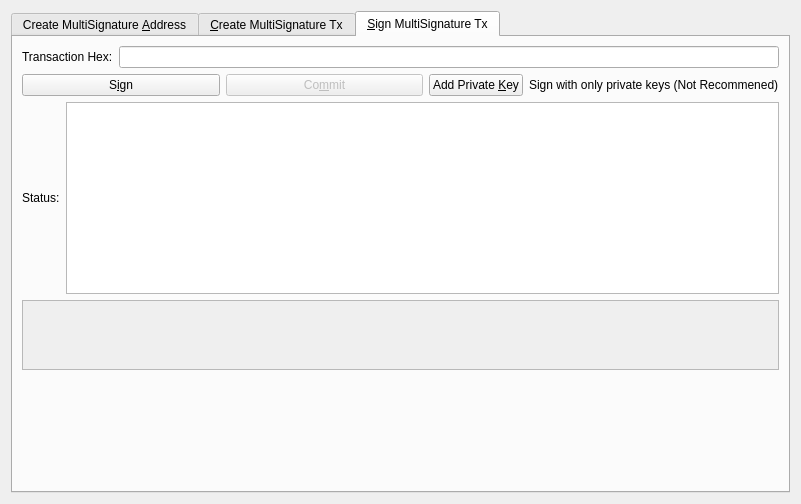
First picture: the form in src/qt/forms/multisigdialog.ui, repository ElCrebel/Merebel, before the edit.
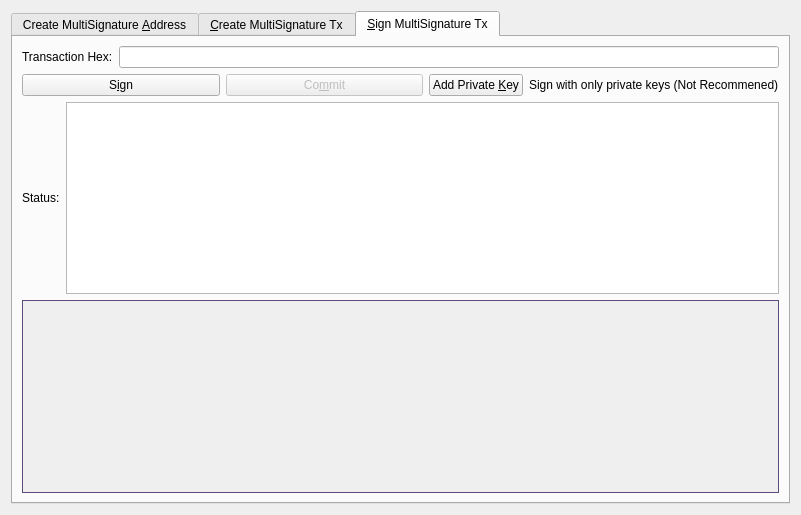
Second picture: the form after the edit. The open tabs and pages were chosen to show the change. Icons and pictures are not drawn.

Diff of the .ui file:
```diff
--- a/src/qt/forms/multisigdialog.ui
+++ b/src/qt/forms/multisigdialog.ui
@@ -7,7 +7,7 @@
     <x>0</x>
     <y>0</y>
     <width>801</width>
-    <height>504</height>
+    <height>515</height>
    </rect>
   </property>
   <property name="sizePolicy">
@@ -23,10 +23,7 @@
    <item>
     <widget class="QTabWidget" name="multisigTabWidget">
      <property name="styleSheet">
-      <string notr="true">QScrollArea{border: 1px solid #5b4c7c;}
-QFrame{background-color:#f2f0f0;}
-QLabel{background-color:#ffffff;}
-QFrame &gt; QLabel{background-color:#f2f0f0;}</string>
+      <string notr="true">QScrollArea{border: 1px solid #5b4c7c;}</string>
      </property>
      <property name="currentIndex">
       <number>0</number>
@@ -775,6 +772,9 @@
                <verstretch>0</verstretch>
               </sizepolicy>
              </property>
+             <property name="sizeAdjustPolicy">
+              <enum>QAbstractScrollArea::AdjustToContents</enum>
+             </property>
              <property name="widgetResizable">
               <bool>true</bool>
              </property>
@@ -783,8 +783,8 @@
                <rect>
                 <x>0</x>
                 <y>0</y>
-                <width>98</width>
-                <height>28</height>
+                <width>755</width>
+                <height>168</height>
                </rect>
               </property>
               <layout class="QVBoxLayout" name="verticalLayout_9">
@@ -799,7 +799,7 @@
                  <property name="sizeHint" stdset="0">
                   <size>
                    <width>20</width>
-                   <height>40</height>
+                   <height>20</height>
                   </size>
                  </property>
                 </spacer>
@@ -812,19 +812,6 @@
          </item>
         </layout>
        </item>
-       <item>
-        <spacer name="verticalSpacer_2">
-         <property name="orientation">
-          <enum>Qt::Vertical</enum>
-         </property>
-         <property name="sizeHint" stdset="0">
-          <size>
-           <width>20</width>
-           <height>40</height>
-          </size>
-         </property>
-        </spacer>
-       </item>
       </layout>
      </widget>
     </widget>
```
Left out of the diff: 26 changed lines with no effect on the pictures.
